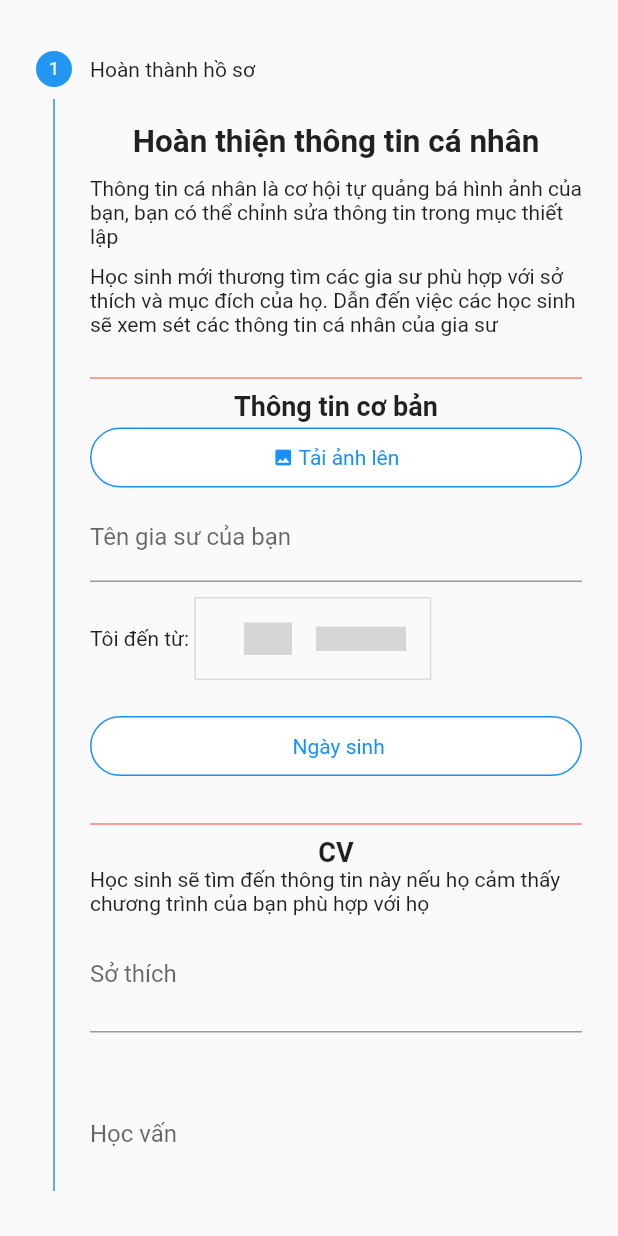
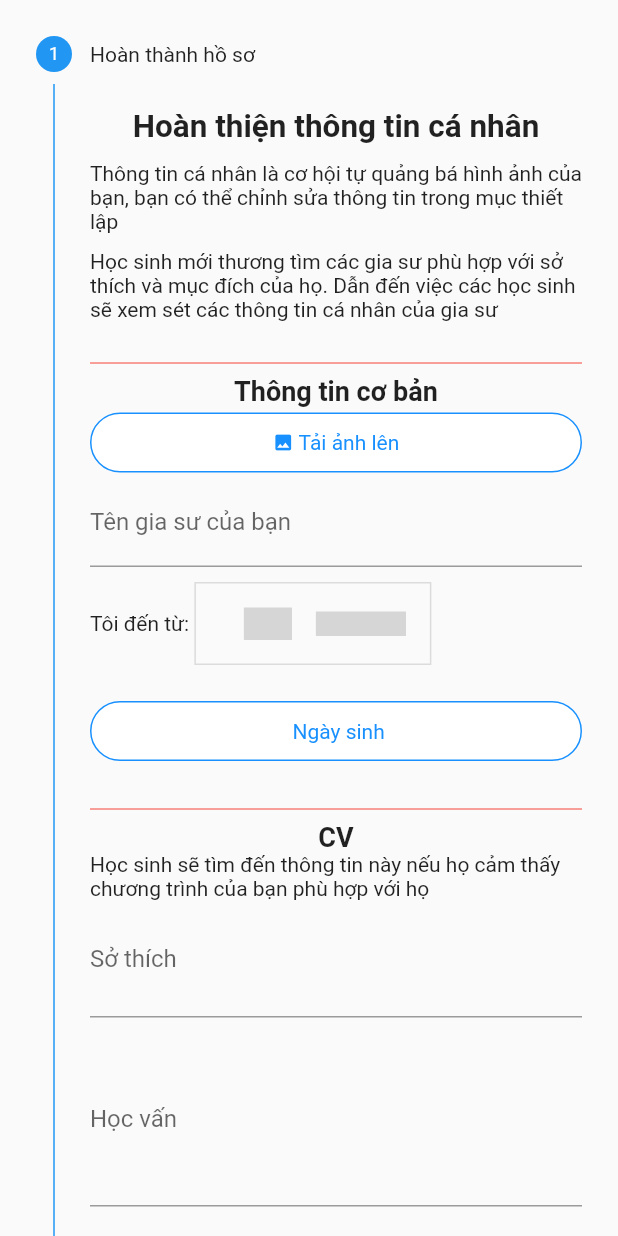
Before and after one commit to congminh090800/E-commerce-app, a Flutter app: the BecomeTutorPage widget shown alone on an empty page, opened directly, on a phone screen of 412 x 824 dp. Run offline on Flutter 3.47's test engine with Material 2 defaults, Android fonts, the phone set to English and light mode, and no system bars; drawn by our look-alikes of country_code_picker; our stand-ins replace flutter_countdown_timer, flutter_rating_bar, flutter_svg, flutter_tags, syncfusion_flutter_calendar, syncfusion_flutter_datepicker and 1 more; generated files the repository leaves out were written again; network calls fail; grey boxes are pictures that could not be loaded.

Commit message:
fix layout

```diff
--- a/lib/l10n/app_en.arb
+++ b/lib/l10n/app_en.arb
@@ -192,5 +192,7 @@
   "viewFeedBackBtnText": "View Feedbacks",
   "bookingHisBtnText": "Booking History",
   "advancedSettings": "Advanced Settings",
-  "becomeTutorBtnText": "Become Tutor"
+  "becomeTutorBtnText": "Become Tutor",
+  "showMoreText": "Show more",
+  "showLessText": "Show less"
 }
--- a/lib/l10n/app_vi.arb
+++ b/lib/l10n/app_vi.arb
@@ -161,5 +161,7 @@
   "viewFeedBackBtnText": "Xem đánh giá",
   "bookingHisBtnText": "Lịch sử học",
   "advancedSettings": "Tùy chọn nâng cao",
-  "becomeTutorBtnText": "Đăng kí thành gia sư"
+  "becomeTutorBtnText": "Đăng kí thành gia sư",
+  "showMoreText": "Đọc thêm",
+  "showLessText": "Thu gọn"
 }
--- a/lib/screens/history.dart
+++ b/lib/screens/history.dart
@@ -67,6 +67,7 @@
                               style: TextStyle(
                                 fontSize: 16,
                                 fontStyle: FontStyle.italic,
+                                color: Color(0xff787878),
                               ),
                             ),
                           ),
@@ -77,6 +78,7 @@
                               style: TextStyle(
                                 fontSize: 16,
                                 fontStyle: FontStyle.italic,
+                                color: Color(0xff787878),
                               ),
                             ),
                           ),
@@ -90,6 +92,7 @@
             /* LIST BEGIN HERE */
             Container(
               child: ListView(
+                padding: EdgeInsets.only(top: 0),
                 shrinkWrap: true,
                 primary: false,
                 children: [
--- a/lib/screens/tutors/become_tutor.dart
+++ b/lib/screens/tutors/become_tutor.dart
@@ -44,7 +44,8 @@
               overflow: TextOverflow.ellipsis,
             ),
             content: Container(
-              alignment: Alignment.centerLeft,
+              padding: EdgeInsets.only(top: 0),
+              alignment: Alignment.topLeft,
               child: Column(
                 mainAxisAlignment: MainAxisAlignment.start,
                 children: [
@@ -269,6 +270,7 @@
                           alignment: Alignment.centerLeft,
                           child: Column(
                             mainAxisAlignment: MainAxisAlignment.start,
+                            crossAxisAlignment: CrossAxisAlignment.start,
                             children: [
                               Text(
                                 i18n.profileStepBestAtTeachingField,
@@ -318,21 +320,17 @@
                           ),
                         ),
                         Container(
-                          child: ListView(
-                            shrinkWrap: true,
-                            children: [
-                              Text(
+                          alignment: Alignment.centerLeft,
+                          child: Text(
                             i18n.profileStepSpecialtiesField,
                             style: TextStyle(
                               fontSize: 16,
                             ),
                           ),
+                        ),
                         TagsList(
                           tagsList: tagsList,
-                                selectFirstItem: true,
-                              ),
-                            ],
-                          ),
+                          selectFirstItem: false,
                         ),
                       ],
                     ),
@@ -414,9 +412,7 @@
             ),
           ),
         ];
-    return Container(
-      padding: EdgeInsets.fromLTRB(0, 10, 0, 30),
-      child: Stepper(
+    return Stepper(
       type: StepperType.vertical,
       steps: getSteps(),
       currentStep: _currentStep,
@@ -463,7 +459,6 @@
           ),
         );
       },
-      ),
     );
   }
 }
--- a/lib/widgets/history/history_list_tile.dart
+++ b/lib/widgets/history/history_list_tile.dart
@@ -36,10 +36,10 @@
       builder: (context, child) {
         var provider = Provider.of<LocaleProvider>(context);
         return Container(
-          padding: EdgeInsets.all(10),
+          padding: EdgeInsets.fromLTRB(10, 10, 10, 10),
           margin: EdgeInsets.only(bottom: 15),
           decoration: BoxDecoration(
-            color: Colors.black26,
+            color: Color.fromRGBO(241, 241, 241, 1),
             borderRadius: BorderRadius.circular(5),
           ),
           child: Column(
@@ -164,6 +164,7 @@
                 ),
               ),
               ListView(
+                padding: EdgeInsets.only(top: 0),
                 shrinkWrap: true,
                 primary: false,
                 children: [
--- a/lib/widgets/schedule/schedule_list_tile.dart
+++ b/lib/widgets/schedule/schedule_list_tile.dart
@@ -40,7 +40,7 @@
           padding: EdgeInsets.all(10),
           margin: EdgeInsets.only(bottom: 15),
           decoration: BoxDecoration(
-            color: Colors.black26,
+            color: Color.fromRGBO(241, 241, 241, 1),
             borderRadius: BorderRadius.circular(5),
           ),
           child: Column(
--- a/lib/widgets/tutors/reviews_tutor_dialog.dart
+++ b/lib/widgets/tutors/reviews_tutor_dialog.dart
@@ -12,8 +12,9 @@
   @override
   Widget build(BuildContext context) {
     return Container(
-      padding: EdgeInsets.all(20),
+      padding: EdgeInsets.fromLTRB(20, 20, 20, 0),
       child: ListView(
+        padding: EdgeInsets.only(top: 0),
         children: [
           ReviewListTile(),
           ReviewListTile(),
--- a/lib/widgets/tutors/tags_list.dart
+++ b/lib/widgets/tutors/tags_list.dart
@@ -4,15 +4,17 @@
 import 'package:flutter_tags/flutter_tags.dart';
 
 class TagsList extends StatefulWidget {
-  const TagsList(
-      {Key? key,
-      required this.tagsList,
-      this.selectFirstItem = false,
-      this.isHorizontal = false})
-      : super(key: key);
+  const TagsList({
+    Key? key,
+    required this.tagsList,
+    this.selectFirstItem = false,
+    this.isHorizontal = false,
+    this.readOnly = false,
+  }) : super(key: key);
   final List<String> tagsList;
   final bool selectFirstItem;
   final bool isHorizontal;
+  final bool readOnly;
   @override
   _TagsListState createState() => _TagsListState();
 }
@@ -25,7 +27,6 @@
       scrollDirection:
           widget.isHorizontal == true ? Axis.horizontal : Axis.vertical,
       child: Container(
-        padding: EdgeInsets.all(10),
         child: Tags(
           key: _tagStateKey,
           itemCount: widget.tagsList.length,
@@ -33,15 +34,28 @@
           itemBuilder: (index) {
             final item = widget.tagsList[index];
             return ItemTags(
+              padding: EdgeInsets.symmetric(vertical: 8, horizontal: 8),
+              textStyle: TextStyle(
+                fontSize: 16,
+              ),
+              textActiveColor: Color.fromRGBO(0, 113, 240, 1),
+              activeColor: Color.fromRGBO(221, 234, 255, 1),
+              elevation: 0,
+              border: Border.all(
+                width: 0,
+                color: Colors.transparent,
+              ),
               key: Key(index.toString()),
               index: index,
               title: item,
               pressEnabled: true,
-              active:
-                  index == 0 && widget.selectFirstItem == true ? true : false,
+              active: (index == 0 && widget.selectFirstItem == true) ||
+                      widget.readOnly == true
+                  ? true
+                  : false,
               color: Color(0xffe4e6eb),
               textColor: Color(0xff646464),
-              onPressed: (item) => print(item),
+              onPressed: widget.readOnly ? null : (item) => print(item),
             );
           },
         ),
--- a/lib/widgets/tutors/twolines_button.dart
+++ b/lib/widgets/tutors/twolines_button.dart
@@ -30,7 +30,7 @@
         }
       },
       child: Container(
-        padding: EdgeInsets.fromLTRB(16, 4, 16, 4),
+        padding: EdgeInsets.fromLTRB(2, 2, 2, 2),
         child: Column(
           mainAxisAlignment: MainAxisAlignment.center,
           children: [
```
Also changed, not shown: lib/screens/tutors/details.dart (+57 -164 lines), lib/widgets/common/fullscreen_dialog.dart (+20 -6 lines), lib/widgets/profile/common_information.dart (+2 -7 lines), lib/widgets/profile/tutor_information.dart (+4 -7 lines), lib/widgets/tutors/book_calendar_dialog.dart (added, +157 -0 lines), lib/widgets/tutors/tutor_list_tile.dart (+5 -3 lines). Lines whose indentation alone changed are shown as unchanged.
